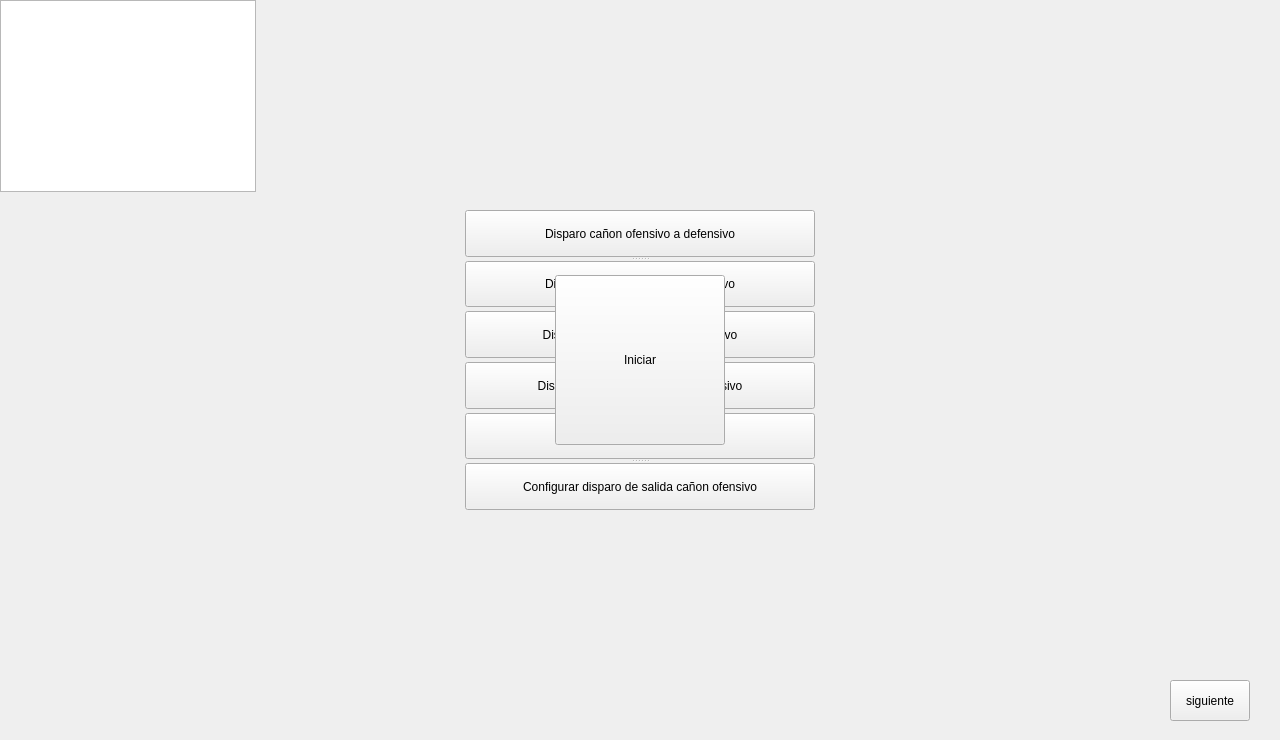
Qt form widget.ui (XJulianSalazarX/Parcial3) before a commit.
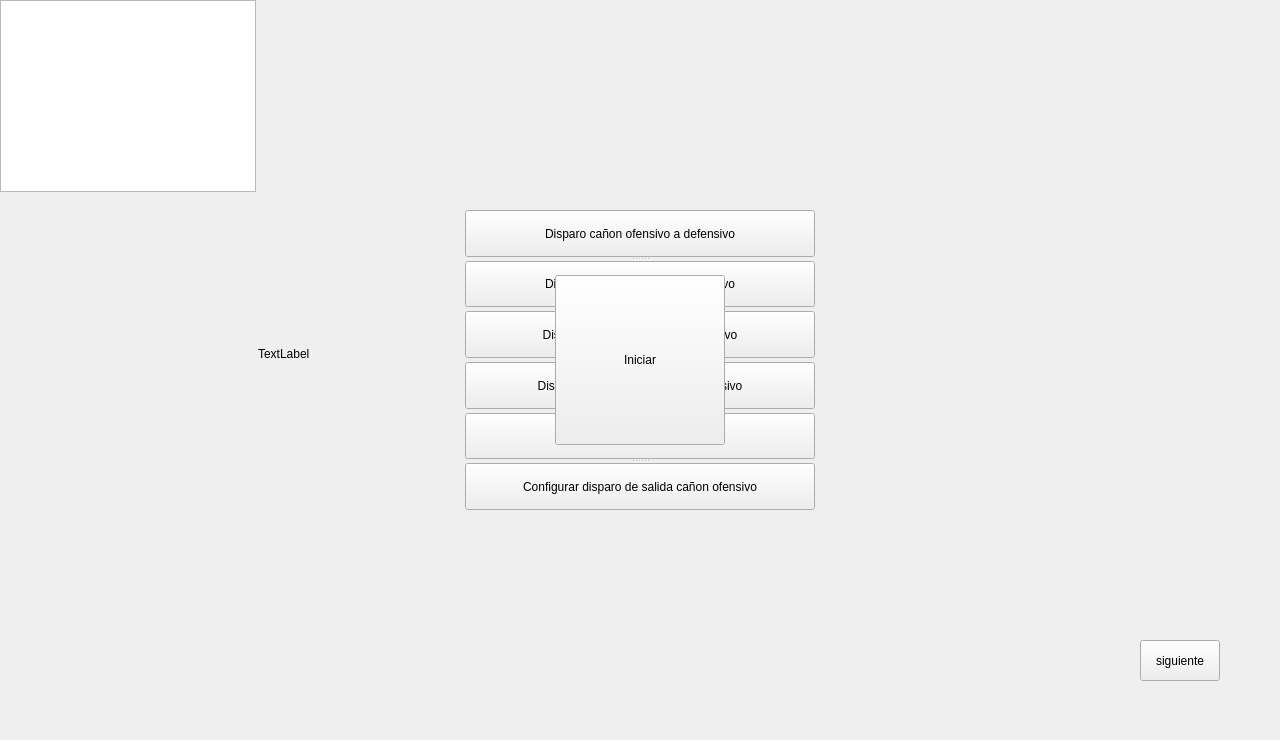
The same form after that commit.

```diff
--- a/widget.ui
+++ b/widget.ui
@@ -82,8 +82,8 @@
   <widget class="QPushButton" name="next">
    <property name="geometry">
     <rect>
-     <x>1170</x>
-     <y>680</y>
+     <x>1140</x>
+     <y>640</y>
      <width>80</width>
      <height>41</height>
     </rect>
@@ -92,6 +92,19 @@
     <string>siguiente</string>
    </property>
   </widget>
+  <widget class="QLabel" name="label">
+   <property name="geometry">
+    <rect>
+     <x>258</x>
+     <y>18</y>
+     <width>641</width>
+     <height>671</height>
+    </rect>
+   </property>
+   <property name="text">
+    <string>TextLabel</string>
+   </property>
+  </widget>
   <zorder>graphicsView</zorder>
   <zorder>splitter</zorder>
   <zorder>iniciar</zorder>
```
Left out of the diff: 1 changed line with no effect on the pictures.
